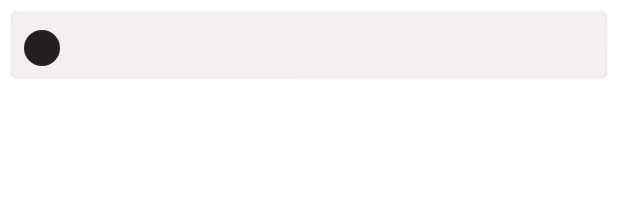
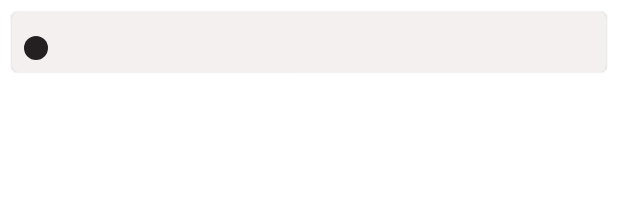
Before and after one commit to whilson03/PyTutor, an Android app: the layout item_bullet_text.xml on its own in the app's theme, with its tools: preview values and no code run, on a phone screen of 412 x 824 dp. Shown: the top 220 px of the screen. Run offline under Robolectric (Android 15) with nearby library versions, the phone set to English and light mode, and no system bars.

Commit message:
ui fix
Signed-off-by: Adeyoriju Olabode Wilson <whilson03@gmail.com>

```diff
--- a/app/src/main/res/layout/item_bullet_text.xml
+++ b/app/src/main/res/layout/item_bullet_text.xml
@@ -9,15 +9,16 @@
     <androidx.constraintlayout.widget.ConstraintLayout
         android:layout_width="match_parent"
         android:layout_height="wrap_content"
-        android:layout_marginTop="4dp">
+        >
 
         <ImageView
             android:id="@+id/imageView"
-            android:layout_width="24dp"
-            android:layout_height="24dp"
+            android:layout_width="16dp"
+            android:layout_height="16dp"
             android:layout_marginStart="8dp"
+            android:layout_marginTop="16dp"
             app:layout_constraintStart_toStartOf="parent"
-            app:layout_constraintTop_toTopOf="@+id/text"
+            app:layout_constraintTop_toTopOf="parent"
             app:srcCompat="@drawable/ic_bullet" />
 
         <TextView
```
